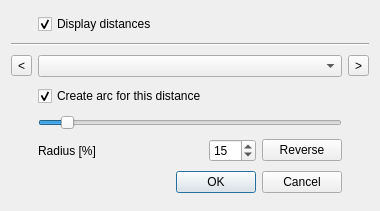
Old version of the form ui_place_dimension.ui in the repository 3nids/intersectit.
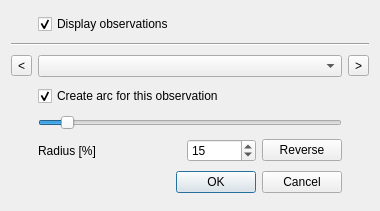
New version of the form.

Commit message: UI: changed distance to observations for futur

Diff of the .ui file:
```diff
--- a/ui_place_dimension.ui
+++ b/ui_place_dimension.ui
@@ -51,7 +51,7 @@
    <item row="3" column="1" colspan="4">
     <widget class="QCheckBox" name="createBox">
      <property name="text">
-      <string>Create arc for this distance</string>
+      <string>Create arc for this observation</string>
      </property>
      <property name="checked">
       <bool>true</bool>
@@ -110,10 +110,10 @@
      </property>
     </widget>
    </item>
-   <item row="0" column="1">
+   <item row="0" column="1" colspan="3">
     <widget class="QCheckBox" name="displayLayersBox">
      <property name="text">
-      <string>Display distances</string>
+      <string>Display observations</string>
      </property>
      <property name="checked">
       <bool>true</bool>
```
The commit also changes 1 other file.
